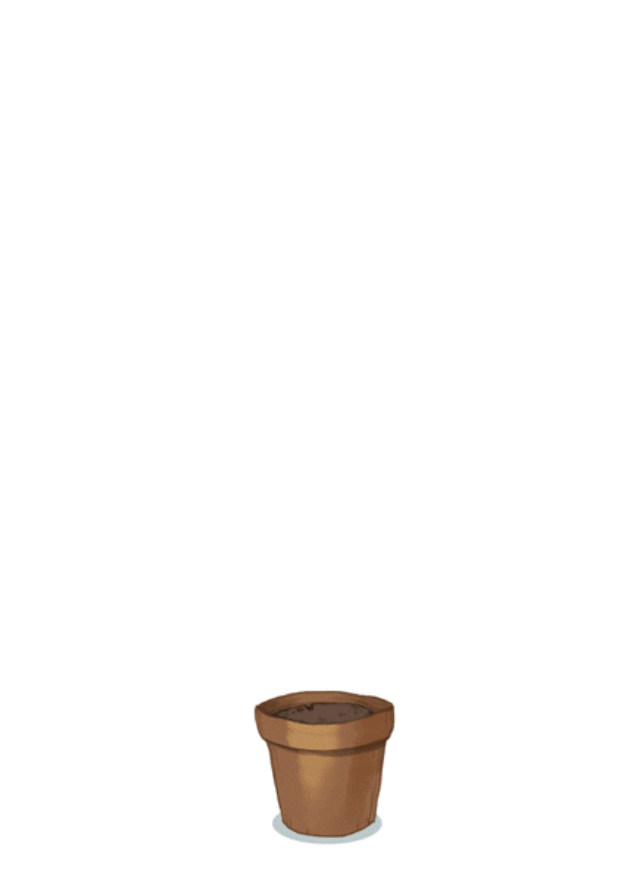
After one commit to Jarvis-byte/Salvador, an Android app: the SplashScreen screen opened directly, with no data from a screen before it, on a phone screen of 412 x 824 dp. The commit adds this screen. Shown: the top 884 px of the screen. Run offline under Robolectric (Android 15) with nearby library versions, the phone set to English and light mode, and no system bars; our stand-ins replace Firebase (no records; nobody signed in at launch, a user with empty details on screens opened directly).

```diff
--- /dev/null
+++ b/app/src/main/java/com/flowerhunt/SplashScreen.java
@@ -0,0 +1,43 @@
+package com.flowerhunt;
+
+import androidx.annotation.NonNull;
+import androidx.appcompat.app.AppCompatActivity;
+
+import android.content.Intent;
+import android.os.Bundle;
+import android.os.Handler;
+import android.util.Log;
+
+import com.google.android.gms.tasks.OnFailureListener;
+import com.google.android.gms.tasks.OnSuccessListener;
+import com.google.firebase.auth.AuthResult;
+import com.google.firebase.auth.FirebaseAuth;
+import com.google.firebase.auth.FirebaseUser;
+
+public class SplashScreen extends AppCompatActivity {
+    private static int SPLASH_SCREEN = 1800;
+    FirebaseUser firebaseUser;
+    FirebaseAuth auth;
+    @Override
+    protected void onCreate(Bundle savedInstanceState) {
+        super.onCreate(savedInstanceState);
+        setContentView(R.layout.activity_flash_screen);
+        auth = FirebaseAuth.getInstance();
+        firebaseUser = auth.getCurrentUser();
+
+        new Handler().postDelayed(new Runnable() {
+            @Override
+            public void run() {
+
+                if(firebaseUser!=null) {
+                    Intent i = new Intent(SplashScreen.this, HomeDashboard.class);
+                    startActivity(i);
+                }
+                else {
+                    startActivity(new Intent(SplashScreen.this, LoginScreen.class));
+                }
+                finish();
+            }
+        }, SPLASH_SCREEN);
+    }
+}
--- /dev/null
+++ b/app/src/main/res/color/transparent.xml
@@ -0,0 +1,4 @@
+<?xml version="1.0" encoding="utf-8"?>
+<selector xmlns:android="http://schemas.android.com/apk/res/android">
+    <color android:name="transparent">#80FFFFFF</color>
+</selector>
--- /dev/null
+++ b/app/src/main/res/layout/activity_flash_screen.xml
@@ -0,0 +1,19 @@
+<?xml version="1.0" encoding="utf-8"?>
+<RelativeLayout xmlns:android="http://schemas.android.com/apk/res/android"
+    xmlns:app="http://schemas.android.com/apk/res-auto"
+    xmlns:tools="http://schemas.android.com/tools"
+    android:layout_width="match_parent"
+    android:layout_height="match_parent"
+    tools:context=".SplashScreen">
+    <pl.droidsonroids.gif.GifImageView
+        android:id="@+id/spin_kit"
+        android:layout_width="wrap_content"
+        android:layout_height="wrap_content"
+        android:layout_gravity="center"
+        android:layout_margin="20dp"
+        android:src="@drawable/giphy"
+        android:layout_centerInParent="true"
+        android:backgroundTint="#16FFFFFF"
+        android:background="#16FFFFFF"
+        />
+</RelativeLayout>
--- a/app/src/main/res/layout/activity_login.xml
+++ b/app/src/main/res/layout/activity_login.xml
@@ -34,7 +34,7 @@
                 android:layout_marginTop="90dp"
                 android:fontFamily="@font/poppins_medium"
                 android:gravity="start"
-                android:text="Welcome Back 😄"
+                android:text="Welcome Back "
                 android:textColor="#fff"
                 android:textSize="20dp" />
 
--- a/app/src/main/res/values-night/themes.xml
+++ b/app/src/main/res/values-night/themes.xml
@@ -10,7 +10,7 @@
         <item name="colorSecondaryVariant">@color/teal_200</item>
         <item name="colorOnSecondary">@color/black</item>
         <!-- Status bar color. -->
-        <item name="colorPrimaryDark">#226420</item>
+        <item name="colorPrimaryDark">#7EB45C</item>
         <!-- Customize your theme here. -->
     </style>
 </resources>
--- a/app/src/main/res/values/themes.xml
+++ b/app/src/main/res/values/themes.xml
@@ -10,7 +10,7 @@
         <item name="colorSecondaryVariant">@color/teal_700</item>
         <item name="colorOnSecondary">@color/black</item>
         <!-- Status bar color. -->
-        <item name="colorPrimaryDark">#226420</item>
+        <item name="colorPrimaryDark">#7EB45C</item>
         <!-- Customize your theme here. -->
     </style>
     <style name="viewParent">
--- a/build.gradle
+++ b/build.gradle
@@ -3,6 +3,7 @@ buildscript {
     repositories {
         google()
         jcenter()
+        mavenCentral()
     }
     dependencies {
         classpath "com.android.tools.build:gradle:4.1.1"
@@ -17,6 +18,7 @@ allprojects {
     repositories {
         google()
         jcenter()
+        mavenCentral()
     }
 }
 
```
Also changed, not shown: app/build.gradle (+7 -0 lines), app/src/main/AndroidManifest.xml (+15 -9 lines), app/src/main/java/com/flowerhunt/HomeDashboard.java (added, +101 -0 lines), app/src/main/java/com/flowerhunt/LoginScreen.java (+52 -7 lines), app/src/main/res/drawable/buttom_camera_back.xml (added, +13 -0 lines), app/src/main/res/drawable/ic_baseline_camera_24.xml (added, +10 -0 lines), app/src/main/res/drawable/layout_rouund_top.xml (added, +16 -0 lines), app/src/main/res/layout/activity_home_dash_board.xml (added, +68 -0 lines), app/src/main/res/layout/activity_register.xml (+7 -6 lines), app/src/main/res/layout/custom_progress_layout.xml (added, +39 -0 lines), app/src/main/res/drawable/giphy.gif (added).
